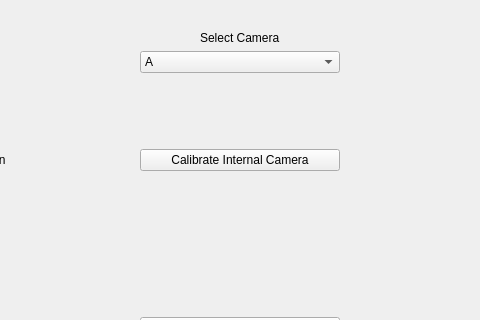
Old version of the form calibration/resource/calibration.ui in the repository Keeganfn/testbed-calibration; both pictures show x 168 to 648 and y 100 to 420 of the 1060 by 688 pixel window.
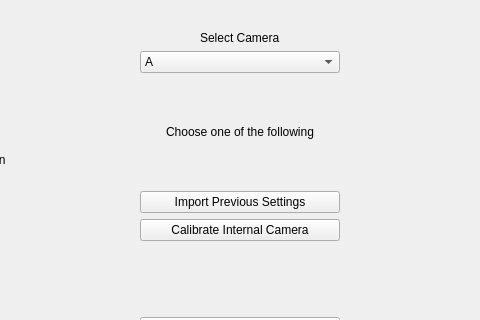
New version of the form.

Commit message: added event handlers to buttons

The edit to the form file:
```diff
--- a/calibration/resource/calibration.ui
+++ b/calibration/resource/calibration.ui
@@ -41,7 +41,39 @@
             <enum>QLayout::SetDefaultConstraint</enum>
            </property>
            <item alignment="Qt::AlignHCenter">
-            <widget class="QPushButton" name="calibrateInternalCameraButton_2">
+            <widget class="QLabel" name="label">
+             <property name="text">
+              <string>Choose one of the following</string>
+             </property>
+            </widget>
+           </item>
+           <item alignment="Qt::AlignHCenter">
+            <widget class="QPushButton" name="importButton">
+             <property name="sizePolicy">
+              <sizepolicy hsizetype="Preferred" vsizetype="Fixed">
+               <horstretch>0</horstretch>
+               <verstretch>0</verstretch>
+              </sizepolicy>
+             </property>
+             <property name="minimumSize">
+              <size>
+               <width>200</width>
+               <height>0</height>
+              </size>
+             </property>
+             <property name="maximumSize">
+              <size>
+               <width>400</width>
+               <height>16777215</height>
+              </size>
+             </property>
+             <property name="text">
+              <string>Import Previous Settings</string>
+             </property>
+            </widget>
+           </item>
+           <item alignment="Qt::AlignHCenter">
+            <widget class="QPushButton" name="calibrateInternalCameraButton">
              <property name="sizePolicy">
               <sizepolicy hsizetype="Preferred" vsizetype="Fixed">
                <horstretch>0</horstretch>
```
Left out of the diff: 40 changed lines with no effect on the pictures. The commit also changes 1 other file.
